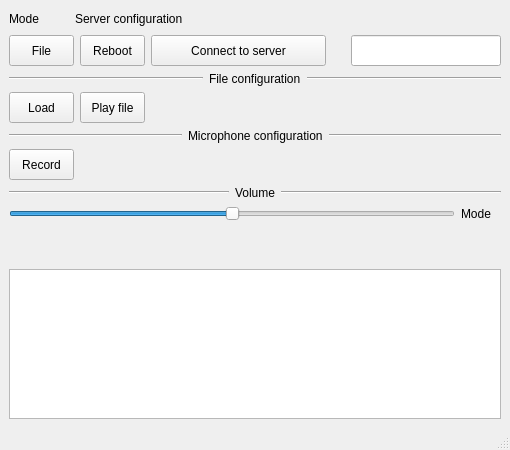
This is AudioUI.ui in gavrilenkoof/AudioUI as Qt 5 draws it before an edit. The edited form follows.
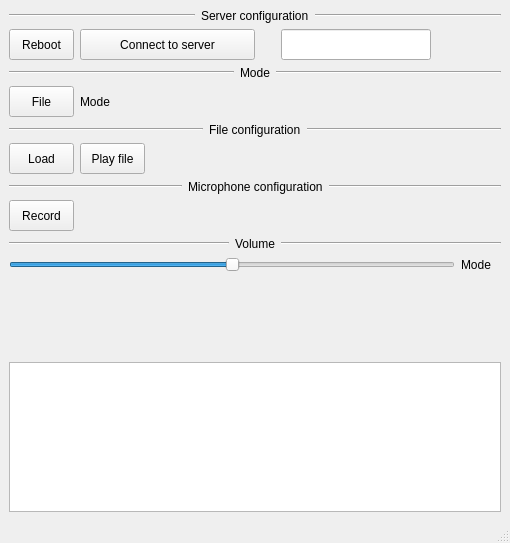
This is the edited form.

Patch:
```diff
--- a/AudioUI.ui
+++ b/AudioUI.ui
@@ -7,7 +7,7 @@
     <x>0</x>
     <y>0</y>
     <width>510</width>
-    <height>450</height>
+    <height>543</height>
    </rect>
   </property>
   <property name="minimumSize">
@@ -42,27 +42,17 @@
                 <item>
                  <layout class="QHBoxLayout" name="horizontalLayout_2">
                   <item>
-                   <widget class="QLabel" name="label">
-                    <property name="text">
-                     <string>Mode</string>
+                   <widget class="Line" name="line_7">
+                    <property name="sizePolicy">
+                     <sizepolicy hsizetype="Expanding" vsizetype="Fixed">
+                      <horstretch>0</horstretch>
+                      <verstretch>0</verstretch>
+                     </sizepolicy>
                     </property>
-                   </widget>
-                  </item>
-                  <item>
-                   <spacer name="horizontalSpacer_4">
                     <property name="orientation">
                      <enum>Qt::Horizontal</enum>
                     </property>
-                    <property name="sizeType">
-                     <enum>QSizePolicy::Preferred</enum>
-                    </property>
-                    <property name="sizeHint" stdset="0">
-                     <size>
-                      <width>30</width>
-                      <height>20</height>
-                     </size>
-                    </property>
-                   </spacer>
+                   </widget>
                   </item>
                   <item>
                    <widget class="QLabel" name="label_2">
@@ -72,46 +62,22 @@
                    </widget>
                   </item>
                   <item>
-                   <spacer name="horizontalSpacer_3">
+                   <widget class="Line" name="line_8">
+                    <property name="sizePolicy">
+                     <sizepolicy hsizetype="Expanding" vsizetype="Fixed">
+                      <horstretch>0</horstretch>
+                      <verstretch>0</verstretch>
+                     </sizepolicy>
+                    </property>
                     <property name="orientation">
                      <enum>Qt::Horizontal</enum>
                     </property>
-                    <property name="sizeHint" stdset="0">
-                     <size>
-                      <width>40</width>
-                      <height>20</height>
-                     </size>
-                    </property>
-                   </spacer>
+                   </widget>
                   </item>
                  </layout>
                 </item>
                 <item>
                  <layout class="QHBoxLayout" name="horizontalLayout">
-                  <item>
-                   <widget class="QToolButton" name="btn_mode_choice">
-                    <property name="minimumSize">
-                     <size>
-                      <width>65</width>
-                      <height>31</height>
-                     </size>
-                    </property>
-                    <property name="maximumSize">
-                     <size>
-                      <width>65</width>
-                      <height>31</height>
-                     </size>
-                    </property>
-                    <property name="font">
-                     <font>
-                      <pointsize>9</pointsize>
-                     </font>
-                    </property>
-                    <property name="text">
-                     <string>File</string>
-                    </property>
-                   </widget>
-                  </item>
                   <item>
                    <widget class="QToolButton" name="btn_reboot_server">
                     <property name="minimumSize">
@@ -208,6 +174,84 @@
                 </item>
                </layout>
               </item>
+              <item>
+               <layout class="QHBoxLayout" name="horizontalLayout_11">
+                <item>
+                 <widget class="Line" name="line_11">
+                  <property name="sizePolicy">
+                   <sizepolicy hsizetype="Expanding" vsizetype="Fixed">
+                    <horstretch>0</horstretch>
+                    <verstretch>0</verstretch>
+                   </sizepolicy>
+                  </property>
+                  <property name="orientation">
+                   <enum>Qt::Horizontal</enum>
+                  </property>
+                 </widget>
+                </item>
+                <item>
+                 <widget class="QLabel" name="label_6">
+                  <property name="text">
+                   <string>Mode</string>
+                  </property>
+                 </widget>
+                </item>
+                <item>
+                 <widget class="Line" name="line_12">
+                  <property name="sizePolicy">
+                   <sizepolicy hsizetype="Expanding" vsizetype="Fixed">
+                    <horstretch>0</horstretch>
+                    <verstretch>0</verstretch>
+                   </sizepolicy>
+                  </property>
+                  <property name="orientation">
+                   <enum>Qt::Horizontal</enum>
+                  </property>
+                 </widget>
+                </item>
+               </layout>
+              </item>
+              <item>
+               <layout class="QHBoxLayout" name="horizontalLayout_10">
+                <item>
+                 <widget class="QToolButton" name="btn_mode_choice">
+                  <property name="minimumSize">
+                   <size>
+                    <width>65</width>
+                    <height>31</height>
+                   </size>
+                  </property>
+                  <property name="maximumSize">
+                   <size>
+                    <width>65</width>
+                    <height>31</height>
+                   </size>
+                  </property>
+                  <property name="font">
+                   <font>
+                    <pointsize>9</pointsize>
+                   </font>
+                  </property>
+                  <property name="text">
+                   <string>File</string>
+                  </property>
+                 </widget>
+                </item>
+                <item>
+                 <widget class="QLabel" name="label">
+                  <property name="lineWidth">
+                   <number>9</number>
+                  </property>
+                  <property name="text">
+                   <string>Mode</string>
+                  </property>
+                  <property name="textFormat">
+                   <enum>Qt::MarkdownText</enum>
+                  </property>
+                 </widget>
+                </item>
+               </layout>
+              </item>
               <item>
                <layout class="QHBoxLayout" name="horizontalLayout_4">
                 <item>
```
Left out of the diff: 2 changed lines with no effect on the pictures.
